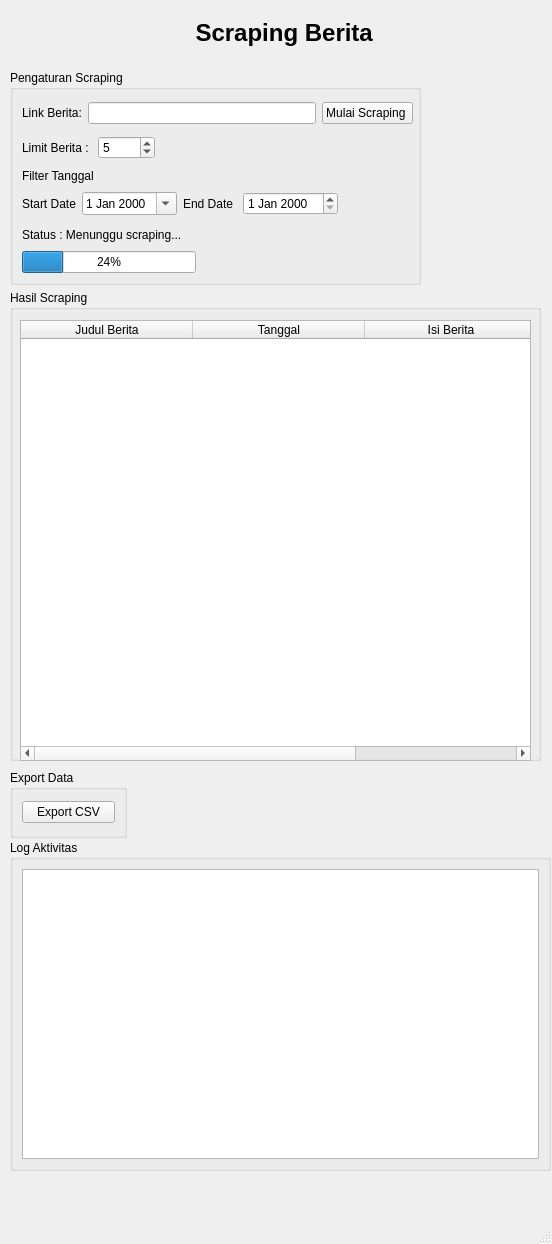
Before: the Qt Designer form gui/layout.ui in RyhmnyRin/A5-Scrapping-Berita, drawn with Qt 5.
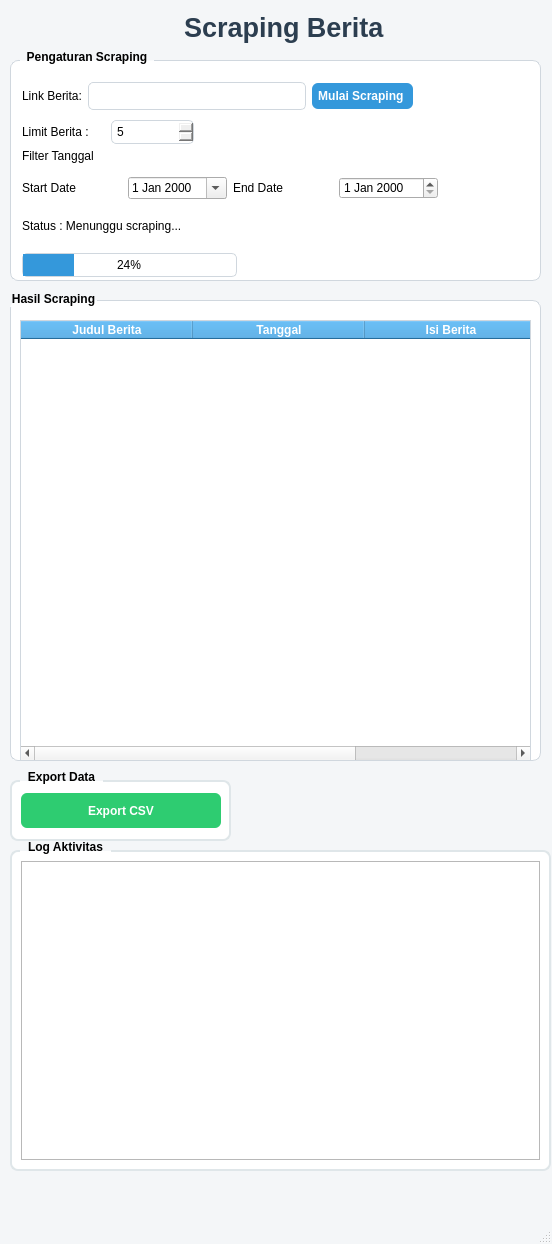
After: the same form once the commit is applied.

Commit message: update UI design: styling warna, groupbox, table, progress bar

```diff
--- a/gui/layout.ui
+++ b/gui/layout.ui
@@ -13,16 +13,36 @@
   <property name="windowTitle">
    <string>MainWindow</string>
   </property>
+  <property name="styleSheet">
+   <string notr="true">QMainWindow {
+    background-color: #f4f6f8;
+}</string>
+  </property>
   <widget class="QWidget" name="centralwidget">
    <widget class="QGroupBox" name="groupBox">
     <property name="geometry">
      <rect>
       <x>10</x>
-      <y>70</y>
-      <width>411</width>
-      <height>215</height>
+      <y>50</y>
+      <width>531</width>
+      <height>231</height>
      </rect>
     </property>
+    <property name="styleSheet">
+     <string notr="true">QGroupBox {
+    background-color: white;
+    border: 1px solid #D0D7DE;
+    border-radius: 8px;
+    margin-top: 10px;
+    font-weight: bold;
+}
+
+QGroupBox::title {
+    subcontrol-origin: margin;
+    left: 10px;
+    padding: 0 5px;
+}</string>
+    </property>
     <property name="title">
      <string>Pengaturan Scraping</string>
     </property>
@@ -35,17 +55,25 @@
        <height>16</height>
       </rect>
      </property>
+     <property name="styleSheet">
+      <string notr="true">QDateEdit {
+    border: 1px solid #D0D7DE;
+    border-radius: 5px;
+    padding: 3px;
+}
+</string>
+     </property>
      <property name="text">
       <string>Filter Tanggal</string>
      </property>
     </widget>
-    <widget class="QWidget" name="">
+    <widget class="QWidget" name="layoutWidget">
      <property name="geometry">
       <rect>
        <x>12</x>
        <y>65</y>
-       <width>133</width>
-       <height>26</height>
+       <width>172</width>
+       <height>34</height>
       </rect>
      </property>
      <layout class="QHBoxLayout" name="horizontalLayout_3">
@@ -58,6 +86,13 @@
       </item>
       <item>
        <widget class="QSpinBox" name="limitNews">
+        <property name="styleSheet">
+         <string notr="true">QSpinBox {
+    border: 1px solid #D0D7DE;
+    border-radius: 5px;
+    padding: 3px;
+}</string>
+        </property>
         <property name="minimum">
          <number>1</number>
         </property>
@@ -71,13 +106,13 @@
       </item>
      </layout>
     </widget>
-    <widget class="QWidget" name="">
+    <widget class="QWidget" name="layoutWidget">
      <property name="geometry">
       <rect>
        <x>12</x>
        <y>154</y>
-       <width>174</width>
-       <height>49</height>
+       <width>215</width>
+       <height>73</height>
       </rect>
      </property>
      <layout class="QVBoxLayout" name="verticalLayout_2">
@@ -96,6 +131,17 @@
           <height>16777215</height>
          </size>
         </property>
+        <property name="styleSheet">
+         <string notr="true">QProgressBar {
+    border: 1px solid #D0D7DE;
+    border-radius: 5px;
+    text-align: center;
+}
+
+QProgressBar::chunk {
+    background-color: #3498DB;
+}</string>
+        </property>
         <property name="value">
          <number>24</number>
         </property>
@@ -103,13 +149,13 @@
       </item>
      </layout>
     </widget>
-    <widget class="QWidget" name="">
+    <widget class="QWidget" name="layoutWidget">
      <property name="geometry">
       <rect>
        <x>12</x>
        <y>28</y>
        <width>391</width>
-       <height>30</height>
+       <height>36</height>
       </rect>
      </property>
      <layout class="QHBoxLayout" name="horizontalLayout">
@@ -123,12 +169,34 @@
       <item>
        <layout class="QVBoxLayout" name="verticalLayout" stretch="0">
         <item>
-         <widget class="QLineEdit" name="inputLink"/>
+         <widget class="QLineEdit" name="inputLink">
+          <property name="styleSheet">
+           <string notr="true">QLineEdit {
+    border: 1px solid #D0D7DE;
+    border-radius: 5px;
+    padding: 5px;
+    background-color: #FFFFFF;
+}</string>
+          </property>
+         </widget>
         </item>
        </layout>
       </item>
       <item>
        <widget class="QPushButton" name="btnScrape">
+        <property name="styleSheet">
+         <string notr="true">QPushButton {
+    background-color: #3498DB;
+    color: white;
+    border-radius: 6px;
+    padding: 6px;
+    font-weight: bold;
+}
+
+QPushButton:hover {
+    background-color: #2980B9;
+}</string>
+        </property>
         <property name="text">
          <string>Mulai Scraping </string>
         </property>
@@ -136,18 +204,25 @@
       </item>
      </layout>
     </widget>
-    <widget class="QWidget" name="">
+    <widget class="QWidget" name="layoutWidget">
      <property name="geometry">
       <rect>
        <x>12</x>
        <y>121</y>
-       <width>316</width>
-       <height>26</height>
+       <width>416</width>
+       <height>34</height>
       </rect>
      </property>
      <layout class="QHBoxLayout" name="horizontalLayout_4">
       <item>
        <widget class="QLabel" name="startDate">
+        <property name="styleSheet">
+         <string notr="true">QDateEdit {
+    border: 1px solid #D0D7DE;
+    border-radius: 5px;
+    padding: 3px;
+}</string>
+        </property>
         <property name="text">
          <string>Start Date</string>
         </property>
@@ -162,6 +237,13 @@
       </item>
       <item>
        <widget class="QLabel" name="endDate">
+        <property name="styleSheet">
+         <string notr="true">QDateEdit {
+    border: 1px solid #D0D7DE;
+    border-radius: 5px;
+    padding: 3px;
+}</string>
+        </property>
         <property name="text">
          <string>End Date</string>
         </property>
@@ -182,6 +264,21 @@
       <height>331</height>
      </rect>
     </property>
+    <property name="styleSheet">
+     <string notr="true">QGroupBox {
+    border: 2px solid #dfe6e9;
+    border-radius: 8px;
+    margin-top: 10px;
+    font-weight: bold;
+    background-color: #ffffff;
+}
+
+QGroupBox::title {
+    subcontrol-origin: margin;
+    left: 10px;
+    padding: 0 6px;
+}</string>
+    </property>
     <property name="title">
      <string>Log Aktivitas</string>
     </property>
@@ -200,6 +297,18 @@
          <height>130</height>
         </size>
        </property>
+       <property name="styleSheet">
+        <string notr="true">QTextEdit {
+    background-color: #1e1e1e;
+    color: #00ff9c;
+    border-radius: 6px;
+    padding: 6px;
+    font-family: Consolas;
+}</string>
+       </property>
+       <property name="readOnly">
+        <bool>true</bool>
+       </property>
       </widget>
      </item>
     </layout>
@@ -209,22 +318,62 @@
      <rect>
       <x>10</x>
       <y>770</y>
-      <width>117</width>
-      <height>68</height>
+      <width>221</width>
+      <height>71</height>
      </rect>
     </property>
+    <property name="maximumSize">
+     <size>
+      <width>16777215</width>
+      <height>16777215</height>
+     </size>
+    </property>
+    <property name="styleSheet">
+     <string notr="true">QGroupBox {
+    border: 2px solid #dfe6e9;
+    border-radius: 8px;
+    margin-top: 10px;
+    font-weight: bold;
+    background-color: #ffffff;
+}
+
+QGroupBox::title {
+    subcontrol-origin: margin;
+    left: 10px;
+    padding: 0 6px;
+}</string>
+    </property>
     <property name="title">
      <string>Export Data</string>
     </property>
     <layout class="QVBoxLayout" name="verticalLayout_6">
      <item>
       <widget class="QPushButton" name="btnExportCSV">
+       <property name="minimumSize">
+        <size>
+         <width>200</width>
+         <height>35</height>
+        </size>
+       </property>
        <property name="maximumSize">
         <size>
          <width>100</width>
          <height>16777215</height>
         </size>
        </property>
+       <property name="styleSheet">
+        <string notr="true">QPushButton {
+    background-color: #2ecc71;
+    color: white;
+    border-radius: 6px;
+    padding: 6px;
+    font-weight: bold;
+}
+
+QPushButton:hover {
+    background-color: #27ae60;
+}</string>
+       </property>
        <property name="text">
         <string>Export CSV</string>
        </property>
@@ -241,6 +390,15 @@
       <height>471</height>
      </rect>
     </property>
+    <property name="styleSheet">
+     <string notr="true">QGroupBox {
+    background-color: white;
+    border: 1px solid #D0D7DE;
+    border-radius: 8px;
+    margin-top: 10px;
+    font-weight: bold;
+}</string>
+    </property>
     <property name="title">
      <string>Hasil Scraping</string>
     </property>
@@ -259,6 +417,19 @@
        <height>270</height>
       </size>
      </property>
+     <property name="styleSheet">
+      <string notr="true">QTableWidget {
+    background-color: white;
+    border: 1px solid #D0D7DE;
+    gridline-color: #E6E6E6;
+}
+
+QHeaderView::section {
+    background-color: #3498DB;
+    color: white;
+    font-weight: bold;
+}</string>
+     </property>
      <property name="alternatingRowColors">
       <bool>true</bool>
      </property>
@@ -289,9 +460,9 @@
     <property name="geometry">
      <rect>
       <x>2</x>
-      <y>17</y>
+      <y>7</y>
       <width>571</width>
-      <height>31</height>
+      <height>41</height>
      </rect>
     </property>
     <property name="sizePolicy">
@@ -303,11 +474,14 @@
     <property name="font">
      <font>
       <family>Arial</family>
-      <pointsize>18</pointsize>
+      <pointsize>20</pointsize>
       <weight>75</weight>
       <bold>true</bold>
      </font>
     </property>
+    <property name="styleSheet">
+     <string notr="true">color: #2C3E50;</string>
+    </property>
     <property name="text">
      <string>Scraping Berita </string>
     </property>
```
Left out of the diff: 16 changed lines with no effect on the pictures. The commit also changes 1 other file.
